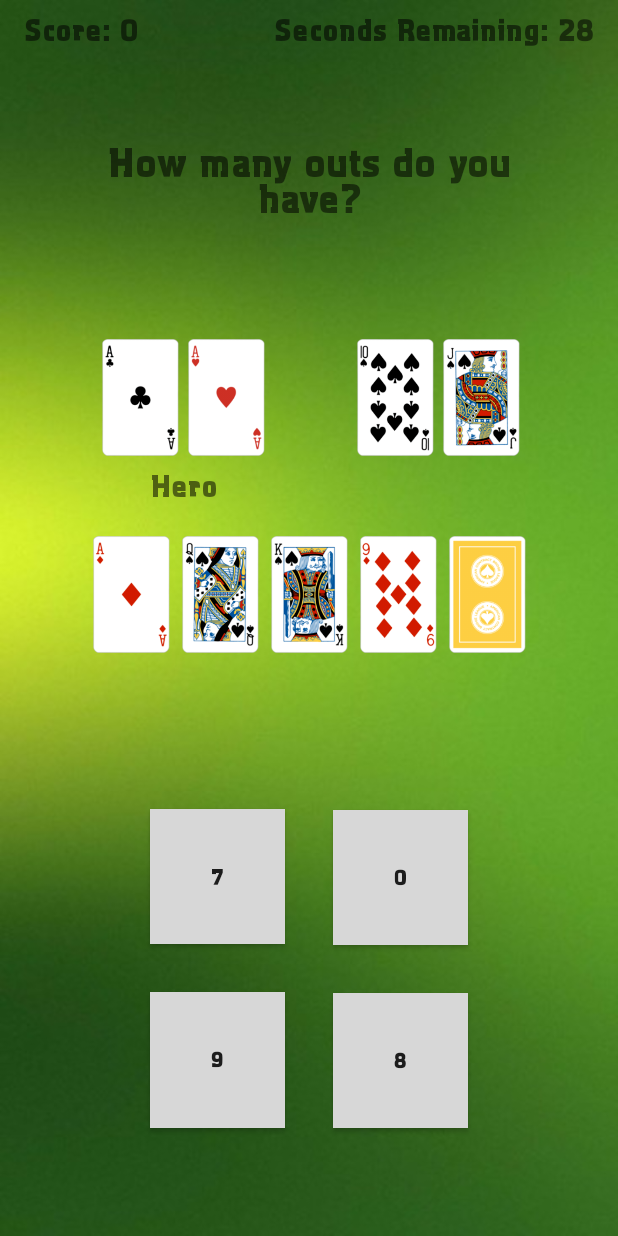
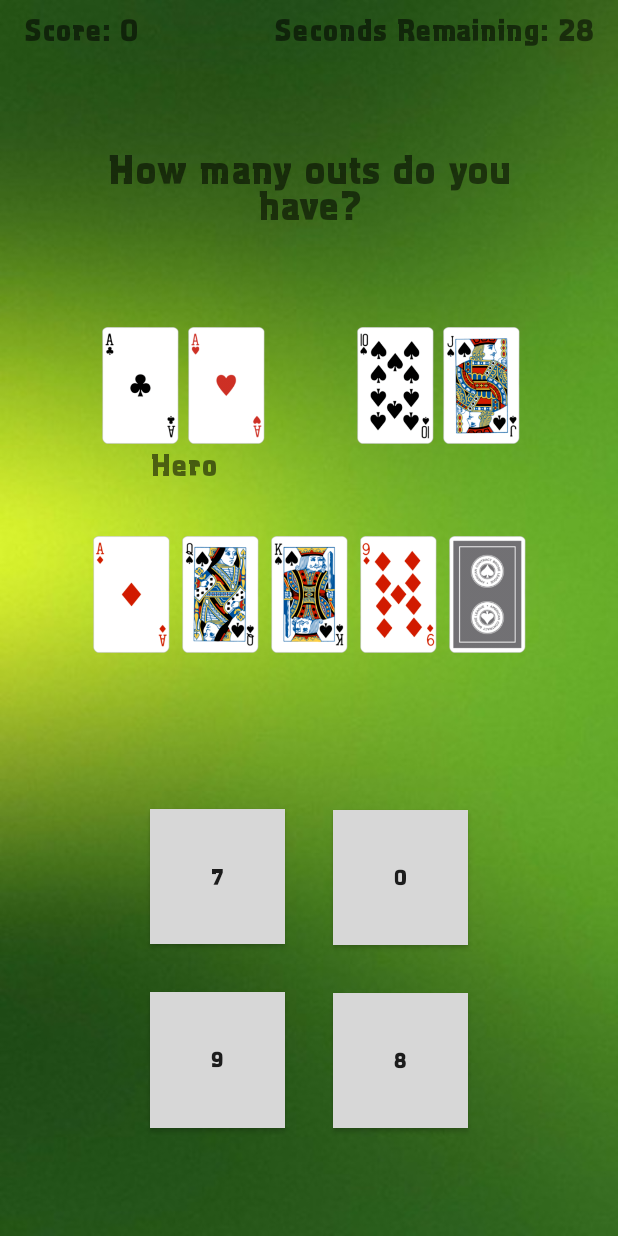
Before and after one commit to ericreinke/PokerQuizzer, an Android app: the PlayActivity screen opened directly, with no data from a screen before it, on a phone screen of 412 x 824 dp. Run offline under Robolectric (Android 15) with nearby library versions, the phone set to English and light mode, and no system bars.

Commit message:
modify playActivityLayout

```diff
--- a/app/src/main/res/layout/activity_play.xml
+++ b/app/src/main/res/layout/activity_play.xml
@@ -12,7 +12,7 @@
         android:id="@+id/villain2"
         android:layout_width="55dp"
         android:layout_height="78dp"
-        android:layout_marginBottom="8dp"
+        android:layout_marginBottom="24dp"
         android:layout_marginLeft="2dp"
         android:layout_marginStart="2dp"
         android:layout_x="44dp"
@@ -28,7 +28,7 @@
         android:id="@+id/villain1"
         android:layout_width="55dp"
         android:layout_height="78dp"
-        android:layout_marginBottom="8dp"
+        android:layout_marginBottom="24dp"
         android:layout_marginLeft="2dp"
         android:layout_marginStart="2dp"
         android:layout_x="44dp"
@@ -44,7 +44,7 @@
         android:id="@+id/hero2"
         android:layout_width="55dp"
         android:layout_height="78dp"
-        android:layout_marginBottom="8dp"
+        android:layout_marginBottom="24dp"
         android:layout_x="44dp"
         android:layout_y="172dp"
         app:layout_constraintBottom_toTopOf="@+id/firstAnswerBtn"
@@ -58,7 +58,7 @@
         android:id="@+id/hero1"
         android:layout_width="55dp"
         android:layout_height="78dp"
-        android:layout_marginBottom="8dp"
+        android:layout_marginBottom="24dp"
         android:layout_marginEnd="2dp"
         android:layout_marginRight="2dp"
         android:layout_x="44dp"
@@ -253,13 +253,11 @@
     <TextView
         android:id="@+id/questionTextView"
         android:layout_width="303dp"
-        android:layout_height="58dp"
-        android:layout_marginBottom="8dp"
+        android:layout_height="81dp"
         android:layout_marginEnd="8dp"
         android:layout_marginLeft="8dp"
         android:layout_marginRight="8dp"
         android:layout_marginStart="8dp"
-        android:layout_marginTop="24dp"
         android:gravity="center"
         android:text="question_placeholder"
         android:textSize="26sp"
@@ -268,7 +266,7 @@
         app:layout_constraintEnd_toEndOf="parent"
         app:layout_constraintHorizontal_bias="0.502"
         app:layout_constraintStart_toStartOf="parent"
-        app:layout_constraintTop_toTopOf="parent" />
+        app:layout_constraintTop_toBottomOf="@+id/scoreTextView" />
 
     <Button
         android:id="@+id/firstAnswerBtn"
@@ -442,7 +440,7 @@
         android:layout_marginLeft="8dp"
         android:layout_marginRight="8dp"
         android:layout_marginStart="8dp"
-        android:layout_marginTop="8dp"
+        android:layout_marginTop="2dp"
         android:text="Hero"
         android:textSize="20sp"
         app:fontFamily="@font/aquariusno8cg"
@@ -458,7 +456,7 @@
         android:layout_marginLeft="8dp"
         android:layout_marginRight="8dp"
         android:layout_marginStart="8dp"
-        android:layout_marginTop="8dp"
+        android:layout_marginTop="2dp"
         android:text="Villain"
         android:textSize="20sp"
         app:fontFamily="@font/aquariusno8cg"
```
Also changed, not shown: app/src/main/res/values/strings.xml (+47 -18 lines).
